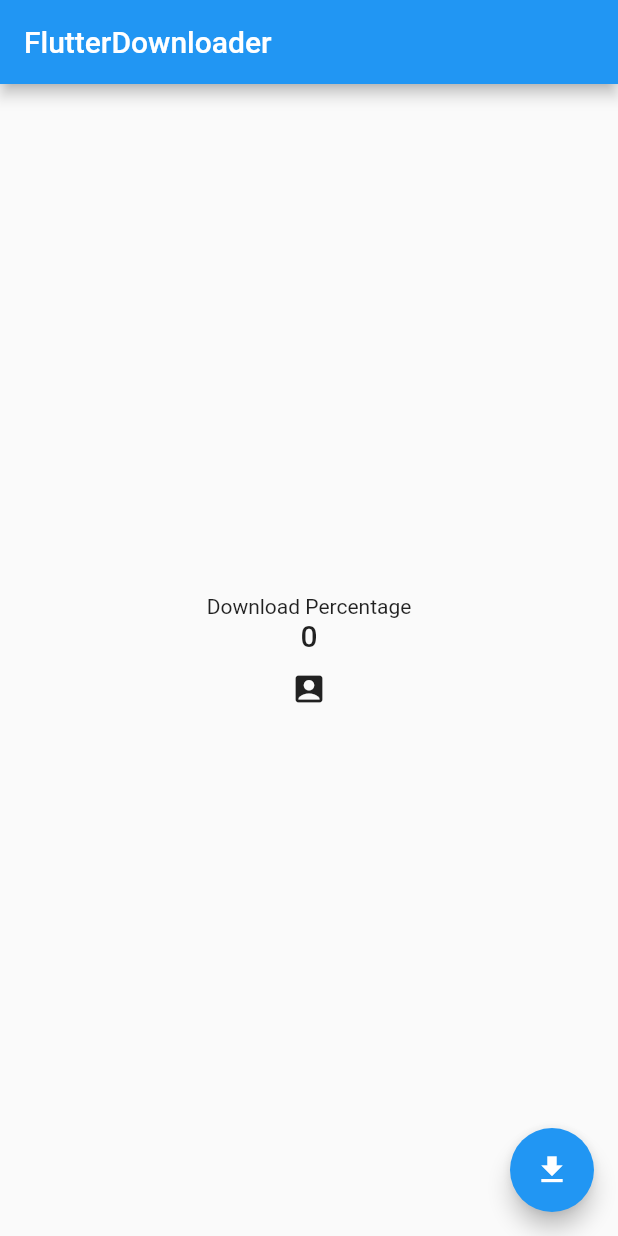
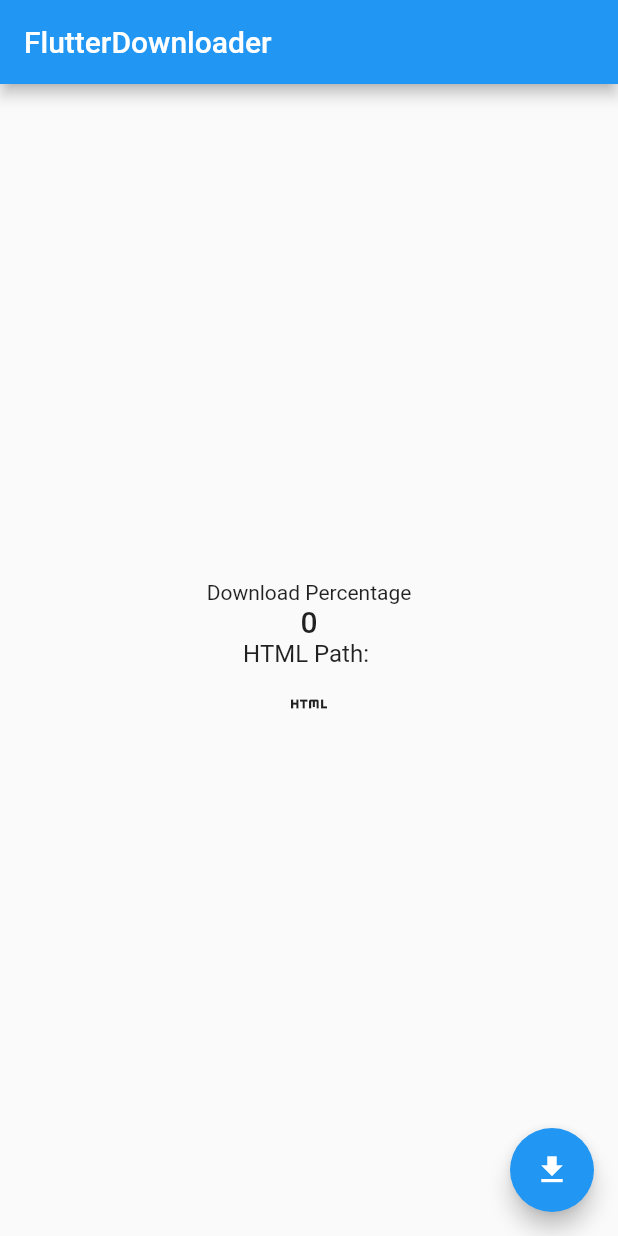
Before and after one commit to byju-praveen/poc, a Flutter app: the screen it shows after launch, on a phone screen of 412 x 824 dp. Run offline on Flutter 3.47's test engine with Material 2 defaults, Android fonts, the phone set to English and light mode, and no system bars; our stand-ins replace webview_flutter; missing offline and left inert: flutter_downloader.

Commit message:
Added Htmlpath As argument

```diff
--- a/lib/main.dart
+++ b/lib/main.dart
@@ -45,8 +45,11 @@ class _MyHomePageState extends State<MyHomePage> {
   int progress = 0;
   int folderCounter = 0; // New variable to keep track of folder count
   int status = 9;
+  String filePath = '';
+  String htmlPath = ''; // Added variable to store HTML path
   // ...
 
+  // Downloading zip file
   void _downloadFiles() async {
     final baseDir = (await getTemporaryDirectory()).path;
     print(baseDir);
@@ -91,13 +94,21 @@ class _MyHomePageState extends State<MyHomePage> {
         receivePort.sendPort, 'downloadingId');
     receivePort.listen((message) {
       setState(() {
+        if (message is int) {
           progress = message;
+        } else if (message is String) {
+          htmlPath = message;
+        }
       });
     });
     FlutterDownloader.registerCallback(downloadCallback);
     super.initState();
   }
 
+  static String path = '/data/user/0/com.example.poc/cache/folder/filename.zip';
+  static String unZipPath =
+      '/data/user/0/com.example.poc/cache/folder/unzipfile';
+  // unziping zip file and deleting zip file after unzip
   static downloadCallback(id, status, progress) async {
     SendPort? sendPort = IsolateNameServer.lookupPortByName('downloadingId');
     sendPort?.send(progress);
@@ -106,11 +117,11 @@ class _MyHomePageState extends State<MyHomePage> {
       print("1");
       // final savedDir = (await getTemporaryDirectory()).path;
       print("2");
-      const zipFilePath =
-          '/data/user/0/com.example.poc/cache/folder/filename.zip';
+      String zipFilePath = path;
+      // '/data/user/0/com.example.poc/cache/folder/filename.zip';
       print("3");
-      const unzipDirectory =
-          '/data/user/0/com.example.poc/cache/folder/unzipfile';
+      String unzipDirectory = unZipPath;
+      // '/data/user/0/com.example.poc/cache/folder/unzipfile';
 
       print("4");
 
@@ -127,6 +138,7 @@ class _MyHomePageState extends State<MyHomePage> {
             final outputFile = File(filePath);
             if (fileName.endsWith('.html')) {
               // Check if the file has .html extension
+              sendPort?.send(filePath); // Send HTML path through sendPort
               print('HTML path: $filePath');
             }
             outputFile.createSync(recursive: true);
@@ -172,16 +184,22 @@ class _MyHomePageState extends State<MyHomePage> {
               '$progress',
               style: Theme.of(context).textTheme.titleLarge,
             ),
+            Text(
+              'HTML Path: $htmlPath', // Display HTML path
+              style: const TextStyle(fontSize: 16),
+            ),
             IconButton(
               onPressed: () {
                 Navigator.push(
                   context,
                   MaterialPageRoute(
-                        builder: (context) => ExtractArgumentsScreen()),
+                    builder: (context) =>
+                        ExtractArgumentsScreen(path: htmlPath),
+                  ),
                 );
               },
-                icon: const Icon(
-                    Icons.account_box)) // Changed headlineMedium to headline6
+              icon: const Icon(Icons.html),
+            ),
           ],
         ),
       ),
--- a/lib/webview.dart
+++ b/lib/webview.dart
@@ -2,7 +2,8 @@ import 'package:flutter/material.dart';
 import 'package:webview_flutter/webview_flutter.dart';
 
 class ExtractArgumentsScreen extends StatelessWidget {
-  const ExtractArgumentsScreen({super.key});
+  final String path;
+  const ExtractArgumentsScreen({super.key, required this.path});
 
   @override
   Widget build(BuildContext context) {
@@ -12,11 +13,10 @@ class ExtractArgumentsScreen extends StatelessWidget {
       ),
       body: WebViewWidget(
         controller: WebViewController()
-          ..loadFile(
-              'file:///data/user/0/com.example.poc/cache/folder/unzipfile/interaction-1577-assets/index.html')
+          ..loadFile(path)
           ..setJavaScriptMode(JavaScriptMode.unrestricted)
           ..setBackgroundColor(const Color(0x00000000))
-          // ..runJavaScript('window.appEvent("resume")')
+          ..runJavaScript('window.appEvent("resume")')
           ..setNavigationDelegate(NavigationDelegate(
             onProgress: (int progress) {},
             onPageStarted: (String url) {},
```
Lines whose indentation alone changed are shown as unchanged.
